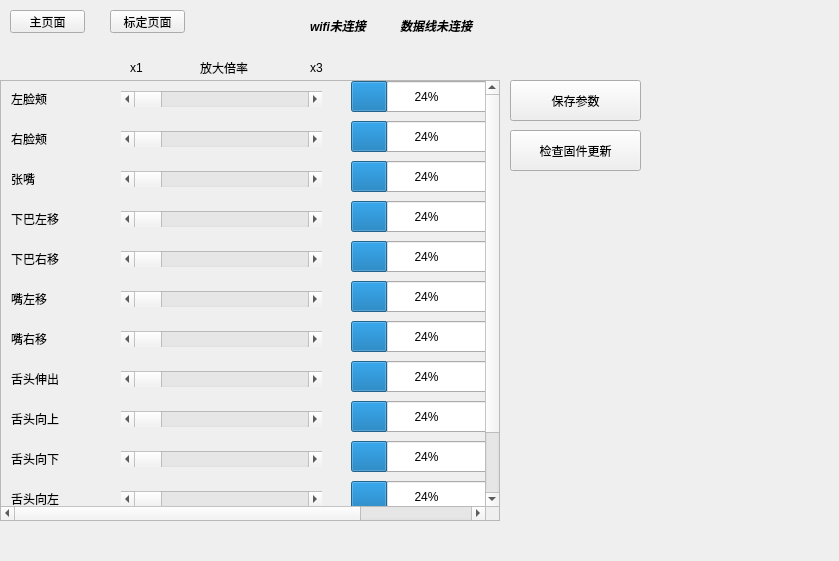
Before: the Qt Designer form ui/paper_face_tracker_window.ui in JellyfishKnight/paper_tracker, drawn with Qt 5.
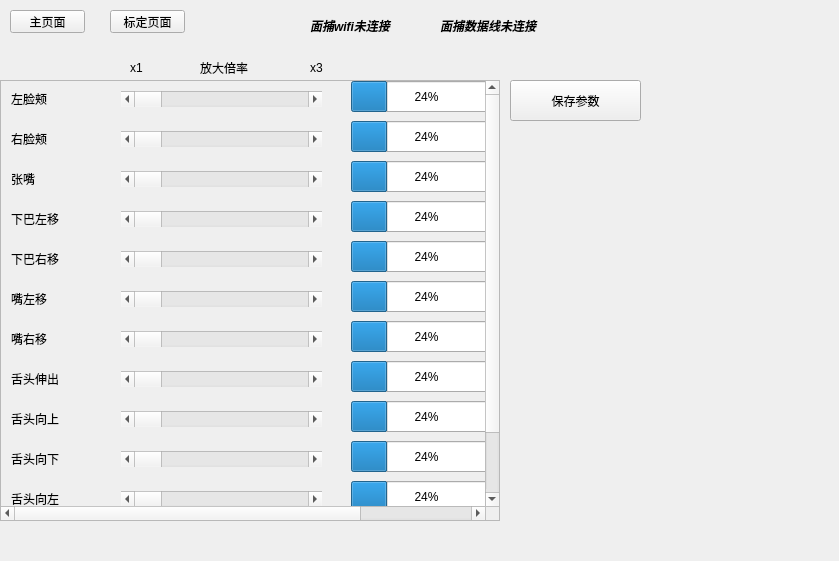
After: the same form once the commit is applied. The open tabs and pages were chosen to show the change.

Commit message: update ui, starting to write backend

Diff of the .ui file:
```diff
--- a/ui/paper_face_tracker_window.ui
+++ b/ui/paper_face_tracker_window.ui
@@ -864,19 +864,6 @@
       <string>x1</string>
      </property>
     </widget>
-    <widget class="QPushButton" name="CheckFirmwareVersionButton">
-     <property name="geometry">
-      <rect>
-       <x>510</x>
-       <y>80</y>
-       <width>131</width>
-       <height>41</height>
-      </rect>
-     </property>
-     <property name="text">
-      <string>检查固件更新</string>
-     </property>
-    </widget>
    </widget>
   </widget>
   <widget class="QPushButton" name="MainPageButton">
@@ -910,7 +897,7 @@
     <rect>
      <x>310</x>
      <y>10</y>
-     <width>81</width>
+     <width>101</width>
      <height>31</height>
     </rect>
    </property>
@@ -922,7 +909,7 @@
     </font>
    </property>
    <property name="text">
-    <string>wifi未连接</string>
+    <string>面捕wifi未连接</string>
    </property>
    <property name="textInteractionFlags">
     <set>Qt::TextInteractionFlag::NoTextInteraction</set>
@@ -931,7 +918,7 @@
   <widget class="QLabel" name="SerialConnectLabel">
    <property name="geometry">
     <rect>
-     <x>400</x>
+     <x>440</x>
      <y>10</y>
      <width>131</width>
      <height>31</height>
@@ -949,7 +936,7 @@
     <cursorShape>ArrowCursor</cursorShape>
    </property>
    <property name="text">
-    <string>数据线未连接</string>
+    <string>面捕数据线未连接</string>
    </property>
    <property name="textFormat">
     <enum>Qt::TextFormat::AutoText</enum>
```
The commit also changes 7 other files.
